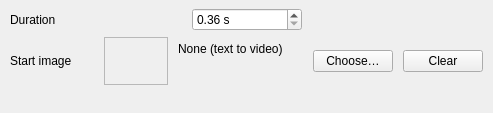
This is src/dtflow/ui/forms/video_panel.ui in djebaz/dtflow as Qt 5 draws it before an edit. The edited form follows.
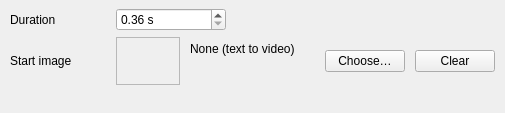
This is the edited form.

Commit message:
Fix video panel label and field alignment
Refs #540

The edit to the form file:
```diff
--- a/src/dtflow/ui/forms/video_panel.ui
+++ b/src/dtflow/ui/forms/video_panel.ui
@@ -11,15 +11,15 @@
    <item>
     <layout class="QHBoxLayout" name="videoDurationRow">
      <property name="spacing"><number>10</number></property>
-     <item><widget class="QLabel" name="videoDurationTitle"><property name="text"><string>Duration</string></property><property name="minimumSize"><size><width>84</width><height>0</height></size></property><property name="buddy"><cstring>videoDurationSpinBox</cstring></property></widget></item>
+     <item><widget class="QLabel" name="videoDurationTitle"><property name="text"><string>Duration</string></property><property name="minimumSize"><size><width>96</width><height>0</height></size></property><property name="maximumSize"><size><width>96</width><height>16777215</height></size></property><property name="buddy"><cstring>videoDurationSpinBox</cstring></property></widget></item>
      <item><widget class="QDoubleSpinBox" name="videoDurationSpinBox"><property name="accessibleName"><string>Clip duration in seconds</string></property><property name="toolTip"><string>How long the clip should be. The frame count follows from the model's playback rate and frame rule.</string></property><property name="minimumSize"><size><width>110</width><height>0</height></size></property><property name="maximumSize"><size><width>110</width><height>16777215</height></size></property><property name="suffix"><string> s</string></property><property name="decimals"><number>2</number></property><property name="singleStep"><double>0.5</double></property><property name="minimum"><double>0.36</double></property><property name="maximum"><double>60.0</double></property></widget></item>
-     <item><widget class="QLabel" name="videoDurationLabel"><property name="accessibleName"><string>Effective clip length</string></property><property name="role" stdset="0"><string>secondary</string></property><property name="text"><string /></property><property name="wordWrap"><bool>true</bool></property></widget></item>
+     <item><widget class="QLabel" name="videoDurationLabel"><property name="accessibleName"><string>Effective clip length</string></property><property name="role" stdset="0"><string>secondary</string></property><property name="text"><string /></property><property name="wordWrap"><bool>false</bool></property></widget></item>
     </layout>
    </item>
    <item>
     <layout class="QHBoxLayout" name="videoStartRow">
      <property name="spacing"><number>10</number></property>
-     <item><widget class="QLabel" name="videoStartTitle"><property name="text"><string>Start image</string></property><property name="minimumSize"><size><width>84</width><height>0</height></size></property></widget></item>
+     <item><widget class="QLabel" name="videoStartTitle"><property name="text"><string>Start image</string></property><property name="minimumSize"><size><width>96</width><height>0</height></size></property><property name="maximumSize"><size><width>96</width><height>16777215</height></size></property></widget></item>
      <item><widget class="QLabel" name="videoStartThumb"><property name="accessibleName"><string>Start image preview</string></property><property name="minimumSize"><size><width>64</width><height>48</height></size></property><property name="maximumSize"><size><width>64</width><height>48</height></size></property><property name="frameShape"><enum>QFrame::StyledPanel</enum></property><property name="alignment"><set>Qt::AlignCenter</set></property></widget></item>
      <item>
       <layout class="QVBoxLayout" name="videoStartTextLayout">
```
